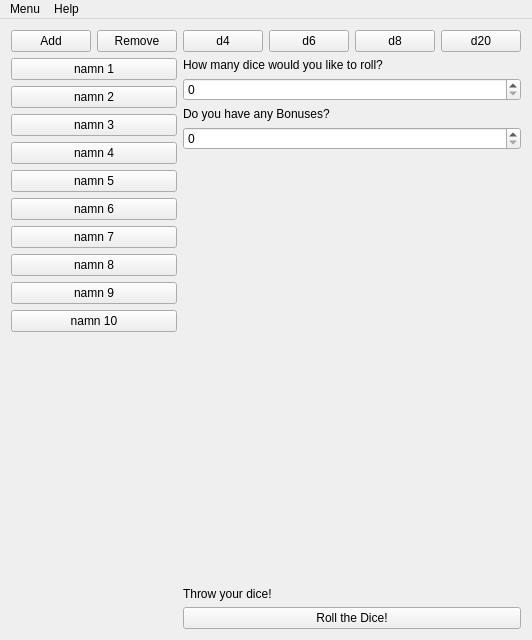
Above: RollForInitiative/mainwindow.ui from MarkusEson/Roll-For-Initiative before the change. Below: the same form after it.
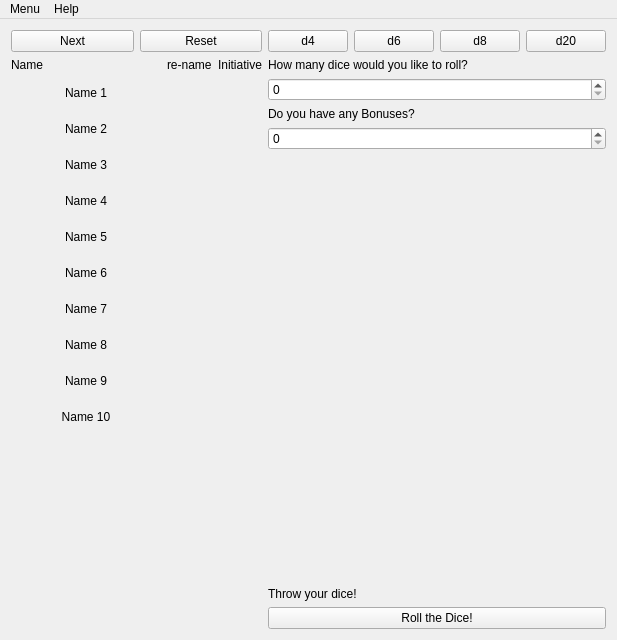
That is the form after the change. Icons and pictures are not drawn.

Commit message: Adding: Add/Remve Name, Clear Names, Initiative Button, Turn Button

Diff of the .ui file:
```diff
--- a/RollForInitiative/mainwindow.ui
+++ b/RollForInitiative/mainwindow.ui
@@ -6,7 +6,7 @@
    <rect>
     <x>0</x>
     <y>0</y>
-    <width>460</width>
+    <width>559</width>
     <height>640</height>
    </rect>
   </property>
@@ -14,17 +14,33 @@
    <string>MainWindow</string>
   </property>
   <widget class="QWidget" name="centralWidget">
-   <layout class="QVBoxLayout" name="verticalLayout_3">
+   <layout class="QHBoxLayout" name="horizontalLayout_2">
+    <item>
+     <spacer name="horizontalSpacer">
+      <property name="orientation">
+       <enum>Qt::Horizontal</enum>
+      </property>
+      <property name="sizeHint" stdset="0">
+       <size>
+        <width>40</width>
+        <height>20</height>
+       </size>
+      </property>
+     </spacer>
+    </item>
     <item>
      <layout class="QHBoxLayout" name="horizontalLayout">
       <item>
        <layout class="QVBoxLayout" name="verticalLayout_2">
+        <property name="sizeConstraint">
+         <enum>QLayout::SetMaximumSize</enum>
+        </property>
         <item>
          <layout class="QHBoxLayout" name="addRemovePlayerLayout">
           <item>
            <widget class="QPushButton" name="addPlayerButton">
             <property name="text">
-             <string>Add</string>
+             <string>Next</string>
             </property>
             <property name="icon">
              <iconset resource="resources.qrc">
@@ -35,7 +51,7 @@
           <item>
            <widget class="QPushButton" name="removePlayerButton">
             <property name="text">
-             <string>Remove</string>
+             <string>Reset</string>
             </property>
             <property name="icon">
              <iconset resource="resources.qrc">
@@ -46,82 +62,754 @@
          </layout>
         </item>
         <item>
-         <layout class="QVBoxLayout" name="playerNameLayout">
-          <property name="spacing">
+         <layout class="QGridLayout" name="playerNameLayout">
+          <property name="horizontalSpacing">
            <number>-1</number>
           </property>
-          <item>
-           <widget class="QPushButton" name="name1Button">
+          <item row="0" column="2">
+           <widget class="QLabel" name="initiativeLabel">
             <property name="text">
-             <string>namn 1</string>
+             <string>Initiative</string>
             </property>
            </widget>
           </item>
-          <item>
-           <widget class="QPushButton" name="name2Button">
+          <item row="6" column="0">
+           <widget class="QLabel" name="name6Label">
+            <property name="sizePolicy">
+             <sizepolicy hsizetype="Expanding" vsizetype="Preferred">
+              <horstretch>0</horstretch>
+              <verstretch>0</verstretch>
+             </sizepolicy>
+            </property>
+            <property name="minimumSize">
+             <size>
+              <width>150</width>
+              <height>30</height>
+             </size>
+            </property>
             <property name="text">
-             <string>namn 2</string>
+             <string>Name 6</string>
             </property>
+            <property name="alignment">
+             <set>Qt::AlignCenter</set>
+            </property>
            </widget>
           </item>
-          <item>
-           <widget class="QPushButton" name="name3Button">
+          <item row="10" column="1">
+           <widget class="QPushButton" name="renamePlayer10">
+            <property name="minimumSize">
+             <size>
+              <width>30</width>
+              <height>30</height>
+             </size>
+            </property>
+            <property name="maximumSize">
+             <size>
+              <width>30</width>
+              <height>30</height>
+             </size>
+            </property>
+            <property name="styleSheet">
+             <string notr="true">border-radius: 10px;</string>
+            </property>
             <property name="text">
-             <string>namn 3</string>
+             <string/>
             </property>
            </widget>
           </item>
-          <item>
-           <widget class="QPushButton" name="name4Button">
+          <item row="0" column="1">
+           <widget class="QLabel" name="renameLabel">
             <property name="text">
-             <string>namn 4</string>
+             <string>re-name</string>
             </property>
            </widget>
           </item>
-          <item>
-           <widget class="QPushButton" name="name5Button">
+          <item row="7" column="2">
+           <widget class="QPushButton" name="pushButton_17">
+            <property name="minimumSize">
+             <size>
+              <width>30</width>
+              <height>30</height>
+             </size>
+            </property>
+            <property name="maximumSize">
+             <size>
+              <width>30</width>
+              <height>30</height>
+             </size>
+            </property>
+            <property name="styleSheet">
+             <string notr="true">border-radius: 10px;</string>
+            </property>
             <property name="text">
-             <string>namn 5</string>
+             <string/>
             </property>
            </widget>
           </item>
-          <item>
-           <widget class="QPushButton" name="name6Button">
+          <item row="3" column="0">
+           <widget class="QLabel" name="name3Label">
+            <property name="sizePolicy">
+             <sizepolicy hsizetype="Expanding" vsizetype="Preferred">
+              <horstretch>0</horstretch>
+              <verstretch>0</verstretch>
+             </sizepolicy>
+            </property>
+            <property name="minimumSize">
+             <size>
+              <width>150</width>
+              <height>30</height>
+             </size>
+            </property>
             <property name="text">
-             <string>namn 6</string>
+             <string>Name 3</string>
             </property>
+            <property name="alignment">
+             <set>Qt::AlignCenter</set>
+            </property>
            </widget>
           </item>
-          <item>
-           <widget class="QPushButton" name="name7Button">
+          <item row="1" column="2">
+           <widget class="QPushButton" name="pushButton_11">
+            <property name="minimumSize">
+             <size>
+              <width>30</width>
+              <height>30</height>
+             </size>
+            </property>
+            <property name="maximumSize">
+             <size>
+              <width>30</width>
+              <height>30</height>
+             </size>
+            </property>
+            <property name="styleSheet">
+             <string notr="true">border-radius: 10px;</string>
+            </property>
             <property name="text">
-             <string>namn 7</string>
+             <string/>
             </property>
            </widget>
           </item>
-          <item>
-           <widget class="QPushButton" name="name8Button">
+          <item row="9" column="0">
+           <widget class="QLabel" name="name9Label">
+            <property name="sizePolicy">
+             <sizepolicy hsizetype="Expanding" vsizetype="Preferred">
+              <horstretch>0</horstretch>
+              <verstretch>0</verstretch>
+             </sizepolicy>
+            </property>
+            <property name="minimumSize">
+             <size>
+              <width>150</width>
+              <height>30</height>
+             </size>
+            </property>
             <property name="text">
-             <string>namn 8</string>
+             <string>Name 9</string>
             </property>
+            <property name="alignment">
+             <set>Qt::AlignCenter</set>
+            </property>
            </widget>
           </item>
-          <item>
-           <widget class="QPushButton" name="name9Button">
+          <item row="5" column="1">
+           <widget class="QPushButton" name="renamePlayer5">
+            <property name="minimumSize">
+             <size>
+              <width>30</width>
+              <height>30</height>
+             </size>
+            </property>
+            <property name="maximumSize">
+             <size>
+              <width>30</width>
+              <height>30</height>
+             </size>
+            </property>
+            <property name="styleSheet">
+             <string notr="true">border-radius: 10px;</string>
+            </property>
             <property name="text">
-             <string>namn 9</string>
+             <string/>
             </property>
            </widget>
           </item>
-          <item>
-           <widget class="QPushButton" name="name10Button">
+          <item row="0" column="0">
+           <widget class="QLabel" name="nameLabel">
             <property name="text">
-             <string>namn 10</string>
+             <string>Name</string>
             </property>
            </widget>
           </item>
-          <item>
-           <layout class="QVBoxLayout" name="verticalLayout_4"/>
+          <item row="1" column="1">
+           <widget class="QPushButton" name="renamePlayer1">
+            <property name="minimumSize">
+             <size>
+              <width>30</width>
+              <height>30</height>
+             </size>
+            </property>
+            <property name="maximumSize">
+             <size>
+              <width>30</width>
+              <height>30</height>
+             </size>
+            </property>
+            <property name="styleSheet">
+             <string notr="true">border-radius: 10px;</string>
+            </property>
+            <property name="text">
+             <string/>
+            </property>
+            <property name="icon">
+             <iconset resource="resources.qrc">
+              <normaloff>:/Images/Resources/Images/plusBIG.png</normaloff>:/Images/Resources/Images/plusBIG.png</iconset>
+            </property>
+           </widget>
+          </item>
+          <item row="4" column="0">
+           <widget class="QLabel" name="name4Label">
+            <property name="sizePolicy">
+             <sizepolicy hsizetype="Expanding" vsizetype="Preferred">
+              <horstretch>0</horstretch>
+              <verstretch>0</verstretch>
+             </sizepolicy>
+            </property>
+            <property name="minimumSize">
+             <size>
+              <width>150</width>
+              <height>30</height>
+             </size>
+            </property>
+            <property name="text">
+             <string>Name 4</string>
+            </property>
+            <property name="alignment">
+             <set>Qt::AlignCenter</set>
+            </property>
+           </widget>
+          </item>
+          <item row="6" column="1">
+           <widget class="QPushButton" name="renamePlayer6">
+            <property name="minimumSize">
+             <size>
+              <width>30</width>
+              <height>30</height>
+             </size>
+            </property>
+            <property name="maximumSize">
+             <size>
+              <width>30</width>
+              <height>30</height>
+             </size>
+            </property>
+            <property name="styleSheet">
+             <string notr="true">border-radius: 10px;</string>
+            </property>
+            <property name="text">
+             <string/>
+            </property>
+            <property name="icon">
+             <iconset resource="resources.qrc">
+              <normaloff>:/Images/Resources/Images/plusBIG.png</normaloff>:/Images/Resources/Images/plusBIG.png</iconset>
+            </property>
+           </widget>
+          </item>
+          <item row="3" column="2">
+           <widget class="QPushButton" name="pushButton_13">
+            <property name="minimumSize">
+             <size>
+              <width>30</width>
+              <height>30</height>
+             </size>
+            </property>
+            <property name="maximumSize">
+             <size>
+              <width>30</width>
+              <height>30</height>
+             </size>
+            </property>
+            <property name="styleSheet">
+             <string notr="true">border-radius: 10px;</string>
+            </property>
+            <property name="text">
+             <string/>
+            </property>
+            <property name="icon">
+             <iconset resource="resources.qrc">
+              <normaloff>:/Images/Resources/Images/dice-multipleBIG.png</normaloff>:/Images/Resources/Images/dice-multipleBIG.png</iconset>
+            </property>
+           </widget>
+          </item>
+          <item row="2" column="2">
+           <widget class="QPushButton" name="pushButton_12">
+            <property name="minimumSize">
+             <size>
+              <width>30</width>
+              <height>30</height>
+             </size>
+            </property>
+            <property name="maximumSize">
+             <size>
+              <width>30</width>
+              <height>30</height>
+             </size>
+            </property>
+            <property name="styleSheet">
+             <string notr="true">border-radius: 10px;</string>
+            </property>
+            <property name="text">
+             <string/>
+            </property>
+            <property name="icon">
+             <iconset resource="resources.qrc">
+              <normaloff>:/Images/Resources/Images/dice-multipleBIG.png</normaloff>:/Images/Resources/Images/dice-multipleBIG.png</iconset>
+            </property>
+           </widget>
+          </item>
+          <item row="1" column="0">
+           <widget class="QLabel" name="name1Label">
+            <property name="sizePolicy">
+             <sizepolicy hsizetype="Expanding" vsizetype="Preferred">
+              <horstretch>0</horstretch>
+              <verstretch>0</verstretch>
+             </sizepolicy>
+            </property>
+            <property name="minimumSize">
+             <size>
+              <width>150</width>
+              <height>30</height>
+             </size>
+            </property>
+            <property name="text">
+             <string>Name 1</string>
+            </property>
+            <property name="alignment">
+             <set>Qt::AlignCenter</set>
+            </property>
+           </widget>
+          </item>
+          <item row="9" column="1">
+           <widget class="QPushButton" name="renamePlayer9">
+            <property name="minimumSize">
+             <size>
+              <width>30</width>
+              <height>30</height>
+             </size>
+            </property>
+            <property name="maximumSize">
+             <size>
+              <width>30</width>
+              <height>30</height>
+             </size>
+            </property>
+            <property name="styleSheet">
+             <string notr="true">border-radius: 10px;</string>
+            </property>
+            <property name="text">
+             <string/>
+            </property>
+            <property name="icon">
+             <iconset resource="resources.qrc">
+              <normaloff>:/Images/Resources/Images/plusBIG.png</normaloff>:/Images/Resources/Images/plusBIG.png</iconset>
+            </property>
+           </widget>
+          </item>
+          <item row="4" column="2">
+           <widget class="QPushButton" name="pushButton_14">
+            <property name="minimumSize">
+             <size>
+              <width>30</width>
+              <height>30</height>
+             </size>
+            </property>
+            <property name="maximumSize">
+             <size>
+              <width>30</width>
+              <height>30</height>
+             </size>
+            </property>
+            <property name="styleSheet">
+             <string notr="true">border-radius: 10px;</string>
+            </property>
+            <property name="text">
+             <string/>
+            </property>
+            <property name="icon">
+             <iconset resource="resources.qrc">
+              <normaloff>:/Images/Resources/Images/dice-multipleBIG.png</normaloff>:/Images/Resources/Images/dice-multipleBIG.png</iconset>
+            </property>
+           </widget>
+          </item>
+          <item row="5" column="2">
+           <widget class="QPushButton" name="pushButton_15">
+            <property name="minimumSize">
+             <size>
+              <width>30</width>
+              <height>30</height>
+             </size>
+            </property>
+            <property name="maximumSize">
+             <size>
+              <width>30</width>
+              <height>30</height>
+             </size>
+            </property>
+            <property name="styleSheet">
+             <string notr="true">border-radius: 10px;</string>
+            </property>
+            <property name="text">
+             <string/>
+            </property>
+            <property name="icon">
+             <iconset resource="resources.qrc">
+              <normaloff>:/Images/Resources/Images/dice-multipleBIG.png</normaloff>:/Images/Resources/Images/dice-multipleBIG.png</iconset>
+            </property>
+           </widget>
+          </item>
+          <item row="4" column="1">
+           <widget class="QPushButton" name="renamePlayer4">
+            <property name="minimumSize">
+             <size>
+              <width>30</width>
+              <height>30</height>
+             </size>
+            </property>
+            <property name="maximumSize">
+             <size>
+              <width>30</width>
+              <height>30</height>
+             </size>
+            </property>
+            <property name="styleSheet">
+             <string notr="true">border-radius: 10px;</string>
+            </property>
+            <property name="text">
+             <string/>
+            </property>
+            <property name="icon">
+             <iconset resource="resources.qrc">
+              <normaloff>:/Images/Resources/Images/plusBIG.png</normaloff>:/Images/Resources/Images/plusBIG.png</iconset>
+            </property>
+           </widget>
+          </item>
+          <item row="10" column="0">
+           <widget class="QLabel" name="name10Label">
+            <property name="sizePolicy">
+             <sizepolicy hsizetype="Expanding" vsizetype="Preferred">
+              <horstretch>0</horstretch>
+              <verstretch>0</verstretch>
+             </sizepolicy>
+            </property>
+            <property name="minimumSize">
+             <size>
+              <width>150</width>
+              <height>30</height>
+             </size>
+            </property>
+            <property name="text">
+             <string>Name 10</string>
+            </property>
+            <property name="alignment">
+             <set>Qt::AlignCenter</set>
+            </property>
+           </widget>
+          </item>
+          <item row="7" column="0">
+           <widget class="QLabel" name="name7Label">
+            <property name="sizePolicy">
+             <sizepolicy hsizetype="Expanding" vsizetype="Preferred">
+              <horstretch>0</horstretch>
+              <verstretch>0</verstretch>
+             </sizepolicy>
+            </property>
+            <property name="minimumSize">
+             <size>
+              <width>150</width>
+              <height>30</height>
+             </size>
+            </property>
+            <property name="text">
+             <string>Name 7</string>
+            </property>
+            <property name="alignment">
+             <set>Qt::AlignCenter</set>
+            </property>
+           </widget>
+          </item>
+          <item row="8" column="0">
+           <widget class="QLabel" name="name8Label">
+            <property name="sizePolicy">
+             <sizepolicy hsizetype="Expanding" vsizetype="Preferred">
+              <horstretch>0</horstretch>
+              <verstretch>0</verstretch>
+             </sizepolicy>
+            </property>
+            <property name="minimumSize">
+             <size>
+              <width>150</width>
+              <height>30</height>
+             </size>
+            </property>
+            <property name="text">
+             <string>Name 8</string>
+            </property>
+            <property name="alignment">
+             <set>Qt::AlignCenter</set>
+            </property>
+           </widget>
+          </item>
+          <item row="5" column="0">
+           <widget class="QLabel" name="name5Label">
+            <property name="sizePolicy">
+             <sizepolicy hsizetype="Expanding" vsizetype="Preferred">
+              <horstretch>0</horstretch>
+              <verstretch>0</verstretch>
+             </sizepolicy>
+            </property>
+            <property name="minimumSize">
+             <size>
+              <width>150</width>
+              <height>30</height>
+             </size>
+            </property>
+            <property name="text">
+             <string>Name 5</string>
+            </property>
+            <property name="alignment">
+             <set>Qt::AlignCenter</set>
+            </property>
+           </widget>
+          </item>
+          <item row="6" column="2">
+           <widget class="QPushButton" name="pushButton_16">
+            <property name="minimumSize">
+             <size>
+              <width>30</width>
+              <height>30</height>
+             </size>
+            </property>
+            <property name="maximumSize">
+             <size>
+              <width>30</width>
+              <height>30</height>
+             </size>
+            </property>
+            <property name="styleSheet">
+             <string notr="true">border-radius: 10px;</string>
+            </property>
+            <property name="text">
+             <string/>
+            </property>
+            <property name="icon">
+             <iconset resource="resources.qrc">
+              <normaloff>:/Images/Resources/Images/dice-multipleBIG.png</normaloff>:/Images/Resources/Images/dice-multipleBIG.png</iconset>
+            </property>
+           </widget>
+          </item>
+          <item row="8" column="2">
+           <widget class="QPushButton" name="pushButton_18">
+            <property name="minimumSize">
+             <size>
+              <width>30</width>
+              <height>30</height>
+             </size>
+            </property>
+            <property name="maximumSize">
+             <size>
+              <width>30</width>
+              <height>30</height>
+             </size>
+            </property>
+            <property name="styleSheet">
+             <string notr="true">border-radius: 10px;</string>
+            </property>
+            <property name="text">
+             <string/>
+            </property>
+            <property name="icon">
+             <iconset resource="resources.qrc">
+              <normaloff>:/Images/Resources/Images/dice-multipleBIG.png</normaloff>:/Images/Resources/Images/dice-multipleBIG.png</iconset>
+            </property>
+           </widget>
+          </item>
+          <item row="3" column="1">
+           <widget class="QPushButton" name="renamePlayer3">
+            <property name="minimumSize">
+             <size>
+              <width>30</width>
+              <height>30</height>
+             </size>
+            </property>
+            <property name="maximumSize">
+             <size>
+              <width>30</width>
+              <height>30</height>
+             </size>
+            </property>
+            <property name="styleSheet">
+             <string notr="true">border-radius: 10px;</string>
+            </property>
+            <property name="text">
+             <string/>
+            </property>
+            <property name="icon">
+             <iconset resource="resources.qrc">
+              <normaloff>:/Images/Resources/Images/plusBIG.png</normaloff>:/Images/Resources/Images/plusBIG.png</iconset>
+            </property>
+           </widget>
+          </item>
+          <item row="2" column="1">
+           <widget class="QPushButton" name="renamePlayer2">
+            <property name="minimumSize">
+             <size>
+              <width>30</width>
+              <height>30</height>
+             </size>
+            </property>
+            <property name="maximumSize">
+             <size>
+              <width>30</width>
+              <height>30</height>
+             </size>
+            </property>
+            <property name="styleSheet">
+             <string notr="true">border-radius: 10px;</string>
+            </property>
+            <property name="text">
+             <string/>
+            </property>
+            <property name="icon">
+             <iconset resource="resources.qrc">
+              <normaloff>:/Images/Resources/Images/plusBIG.png</normaloff>:/Images/Resources/Images/plusBIG.png</iconset>
+            </property>
+           </widget>
+          </item>
+          <item row="9" column="2">
+           <widget class="QPushButton" name="pushButton_19">
+            <property name="minimumSize">
+             <size>
+              <width>30</width>
+              <height>30</height>
+             </size>
+            </property>
+            <property name="maximumSize">
+             <size>
+              <width>30</width>
+              <height>30</height>
+             </size>
+            </property>
+            <property name="styleSheet">
+             <string notr="true">border-radius: 10px;</string>
+            </property>
+            <property name="text">
+             <string/>
+            </property>
+            <property name="icon">
+             <iconset resource="resources.qrc">
+              <normaloff>:/Images/Resources/Images/dice-multipleBIG.png</normaloff>:/Images/Resources/Images/dice-multipleBIG.png</iconset>
+            </property>
+           </widget>
+          </item>
+          <item row="8" column="1">
+           <widget class="QPushButton" name="renamePlayer8">
+            <property name="minimumSize">
+             <size>
+              <width>30</width>
+              <height>30</height>
+             </size>
+            </property>
+            <property name="maximumSize">
+             <size>
+              <width>30</width>
+              <height>30</height>
+             </size>
+            </property>
+            <property name="styleSheet">
+             <string notr="true">border-radius: 10px;</string>
+            </property>
+            <property name="text">
+             <string/>
+            </property>
+            <property name="icon">
+             <iconset resource="resources.qrc">
+              <normaloff>:/Images/Resources/Images/plusBIG.png</normaloff>:/Images/Resources/Images/plusBIG.png</iconset>
+            </property>
+           </widget>
+          </item>
+          <item row="7" column="1">
+           <widget class="QPushButton" name="renamePlayer7">
+            <property name="minimumSize">
+             <size>
+              <width>30</width>
+              <height>30</height>
+             </size>
+            </property>
+            <property name="maximumSize">
+             <size>
+              <width>30</width>
+              <height>30</height>
+             </size>
+            </property>
+            <property name="styleSheet">
+             <string notr="true">border-radius: 10px;</string>
+            </property>
+            <property name="text">
+             <string/>
+            </property>
+            <property name="icon">
+             <iconset resource="resources.qrc">
+              <normaloff>:/Images/Resources/Images/plusBIG.png</normaloff>:/Images/Resources/Images/plusBIG.png</iconset>
+            </property>
+           </widget>
+          </item>
+          <item row="10" column="2">
+           <widget class="QPushButton" name="pushButton_20">
+            <property name="minimumSize">
+             <size>
+              <width>30</width>
+              <height>30</height>
+             </size>
+            </property>
+            <property name="maximumSize">
+             <size>
+              <width>30</width>
+              <height>30</height>
+             </size>
+            </property>
+            <property name="styleSheet">
+             <string notr="true">border-radius: 10px;</string>
+            </property>
+            <property name="text">
+             <string/>
+            </property>
+            <property name="icon">
+             <iconset resource="resources.qrc">
+              <normaloff>:/Images/Resources/Images/dice-multipleBIG.png</normaloff>:/Images/Resources/Images/dice-multipleBIG.png</iconset>
+            </property>
+           </widget>
+          </item>
+          <item row="2" column="0">
+           <widget class="QLabel" name="name2Label">
+            <property name="sizePolicy">
+             <sizepolicy hsizetype="Expanding" vsizetype="Preferred">
+              <horstretch>0</horstretch>
+              <verstretch>0</verstretch>
+             </sizepolicy>
+            </property>
+            <property name="minimumSize">
+             <size>
+              <width>150</width>
+              <height>30</height>
+             </size>
+            </property>
+            <property name="text">
+             <string>Name 2</string>
+            </property>
+            <property name="alignment">
+             <set>Qt::AlignCenter</set>
+            </property>
+           </widget>
           </item>
          </layout>
         </item>
@@ -146,6 +834,9 @@
       </item>
       <item>
        <layout class="QVBoxLayout" name="verticalLayout">
+        <property name="sizeConstraint">
+         <enum>QLayout::SetMaximumSize</enum>
+        </property>
         <item>
          <layout class="QHBoxLayout" name="addDiceLayout">
           <property name="sizeConstraint">
@@ -272,6 +963,19 @@
       </item>
      </layout>
     </item>
+    <item>
+     <spacer name="horizontalSpacer_2">
+      <property name="orientation">
+       <enum>Qt::Horizontal</enum>
+      </property>
+      <property name="sizeHint" stdset="0">
+       <size>
+        <width>40</width>
+        <height>20</height>
+       </size>
+      </property>
+     </spacer>
+    </item>
    </layout>
   </widget>
   <widget class="QMenuBar" name="menuBar">
@@ -279,7 +983,7 @@
     <rect>
      <x>0</x>
      <y>0</y>
-     <width>460</width>
+     <width>559</width>
      <height>22</height>
     </rect>
    </property>
```
Left out of the diff: 76 changed lines with no effect on the pictures. The commit also changes 19 other files.
